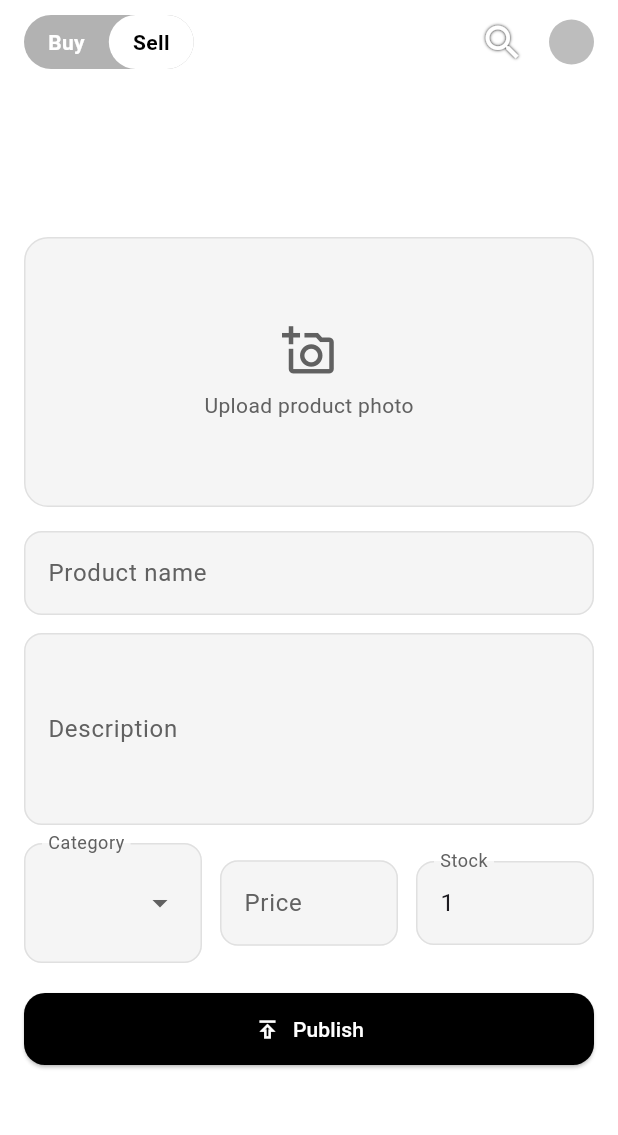
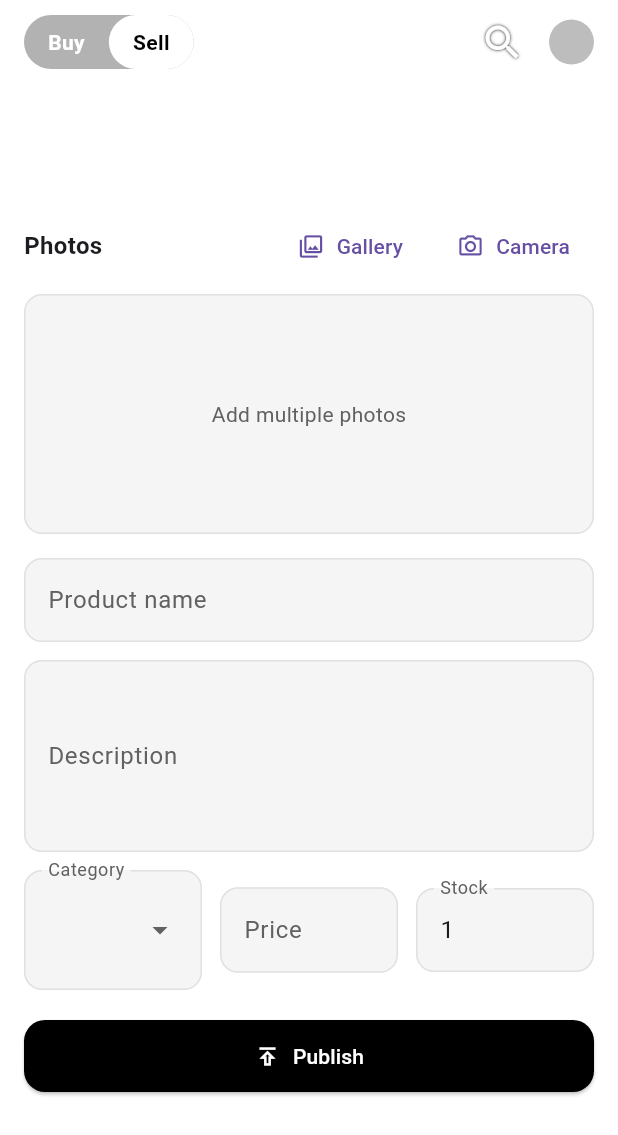
Before and after one commit to TharGuu/MuanTok, a Flutter app: the ShopScreen screen opened directly, after a tap on "Sell", on a phone screen of 412 x 824 dp. Shown: the top 1135 px of the screen. Run offline on Flutter 3.47's test engine with Material 3 defaults, Android fonts, the light colour scheme and no system bars; our stand-ins replace flutter_dotenv, image_picker, supabase_flutter; accounts and stored records are empty.

Commit message:
change shop_screen and supabase_service

```diff
--- a/lib/screens/shop_screen.dart
+++ b/lib/screens/shop_screen.dart
@@ -4,7 +4,7 @@ import 'package:flutter/material.dart';
 import 'package:flutter/services.dart';
 import 'package:image_picker/image_picker.dart';
 
-import '../services/supabase_service.dart'; // ensure this file exists
+import '../services/supabase_service.dart';
 
 class ShopScreen extends StatefulWidget {
   const ShopScreen({super.key});
@@ -18,15 +18,14 @@ class _ShopScreenState extends State<ShopScreen> {
 
   @override
   Widget build(BuildContext context) {
-    final safeArea = MediaQuery.of(context).padding;
+    final safe = MediaQuery.of(context).padding;
 
     return Scaffold(
       backgroundColor: Colors.white,
       body: Stack(
         children: [
-          // --- 1) Main Content
           Positioned.fill(
-            top: safeArea.top + 64,
+            top: safe.top + 64,
             child: AnimatedSwitcher(
               duration: const Duration(milliseconds: 200),
               child: selectedTab == 'Buy'
@@ -37,12 +36,18 @@ class _ShopScreenState extends State<ShopScreen> {
                   try {
                     final userId = SupabaseService.requireUserId();
 
-                    final imageUrl = await SupabaseService.uploadProductImage(
-                      bytes: product.imageBytes,
-                      fileName: product.imageName,
+                    // Build batch uploads
+                    final toUpload = product.images
+                        .map((e) => ImageToUpload(bytes: e.bytes, fileName: e.name))
+                        .toList();
+
+                    // Upload all images
+                    final urls = await SupabaseService.uploadProductImages(
+                      images: toUpload,
                       userId: userId,
                     );
 
+                    // Insert product with multiple image URLs
                     final inserted = await SupabaseService.insertProduct(
                       sellerId: userId,
                       name: product.name,
@@ -50,16 +55,16 @@ class _ShopScreenState extends State<ShopScreen> {
                       category: product.category,
                       price: product.price,
                       stock: product.stock,
-                      imageUrl: imageUrl,
+                      imageUrls: urls,
                     );
 
-                    if (mounted) {
+                    if (context.mounted) {
                       ScaffoldMessenger.of(context).showSnackBar(
-                        SnackBar(content: Text('✅ ${inserted['name']} listed successfully!')),
+                        SnackBar(content: Text('✅ ${inserted['name']} listed!')),
                       );
                     }
                   } catch (e) {
-                    if (mounted) {
+                    if (context.mounted) {
                       ScaffoldMessenger.of(context).showSnackBar(
                         SnackBar(content: Text('❌ $e')),
                       );
@@ -70,15 +75,14 @@ class _ShopScreenState extends State<ShopScreen> {
             ),
           ),
 
-          // --- 2) Top Bar (Buy/Sell, Search, Profile) — same capsule style
+          // Top bar (Buy/Sell toggle + Search + Profile)
           Positioned(
-            top: safeArea.top + 10,
+            top: safe.top + 10,
             left: 16,
             right: 16,
             child: Row(
               mainAxisAlignment: MainAxisAlignment.spaceBetween,
               children: [
-                // Capsule toggle (dark translucent like home_screen)
                 Container(
                   decoration: BoxDecoration(
                     color: Colors.black.withOpacity(0.3),
@@ -99,15 +103,11 @@ class _ShopScreenState extends State<ShopScreen> {
                     ],
                   ),
                 ),
-
                 Row(
                   children: [
                     const Icon(Icons.search, color: Colors.white, size: 30, shadows: [Shadow(blurRadius: 2)]),
                     const SizedBox(width: 16),
-                    CircleAvatar(
-                      radius: 15,
-                      backgroundColor: Colors.grey.shade400,
-                    ),
+                    CircleAvatar(radius: 15, backgroundColor: Colors.grey.shade400),
                   ],
                 ),
               ],
@@ -149,19 +149,22 @@ class _BuyPlaceholder extends StatelessWidget {
   @override
   Widget build(BuildContext context) {
     return const Center(
-      child: Text(
-        '🛒 Browse Items to Buy',
-        style: TextStyle(color: Colors.black, fontSize: 18, fontWeight: FontWeight.w600),
-      ),
+      child: Text('🛒 Browse Items to Buy',
+          style: TextStyle(color: Colors.black, fontSize: 18, fontWeight: FontWeight.w600)),
     );
   }
 }
 
-/* -------------------------------- SELL FORM -------------------------------- */
+/* ------------------------------- SELL FORM -------------------------------- */
+
+class PickedImage {
+  final Uint8List bytes;
+  final String name; // keep extension for MIME
+  PickedImage(this.bytes, this.name);
+}
 
 class ProductInput {
-  final Uint8List imageBytes;
-  final String imageName;
+  final List<PickedImage> images;
   final String name;
   final String description;
   final String category;
@@ -169,8 +172,7 @@ class ProductInput {
   final int stock;
 
   ProductInput({
-    required this.imageBytes,
-    required this.imageName,
+    required this.images,
     required this.name,
     required this.description,
     required this.category,
@@ -197,19 +199,14 @@ class _SellFormState extends State<SellForm> {
   final _stockCtrl = TextEditingController(text: '1');
 
   final _picker = ImagePicker();
-  Uint8List? _imageBytes;
-  String? _imageName;
+  final List<PickedImage> _images = [];
 
   String? _category;
   final _categories = const [
     'Electronics',
     'Fashion',
     'Beauty',
-    'Home & Living',
-    'Toys & Hobbies',
     'Sports',
-    'Automotive',
-    'Pets',
     'Other',
   ];
 
@@ -224,61 +221,50 @@ class _SellFormState extends State<SellForm> {
     super.dispose();
   }
 
-  Future<void> _pickImage() async {
+  Future<void> _addFromGallery() async {
     try {
-      final src = await showModalBottomSheet<ImageSource>(
-        context: context,
-        backgroundColor: Colors.white,
-        shape: const RoundedRectangleBorder(
-          borderRadius: BorderRadius.vertical(top: Radius.circular(16)),
-        ),
-        builder: (context) => SafeArea(
-          child: Column(
-            mainAxisSize: MainAxisSize.min,
-            children: [
-              ListTile(
-                leading: const Icon(Icons.photo_library),
-                title: const Text('Gallery'),
-                onTap: () => Navigator.pop(context, ImageSource.gallery),
-              ),
-              ListTile(
-                leading: const Icon(Icons.photo_camera),
-                title: const Text('Camera'),
-                onTap: () => Navigator.pop(context, ImageSource.camera),
-              ),
-              const SizedBox(height: 8),
-            ],
-          ),
-        ),
-      );
-      if (src == null) return;
-
-      // image_picker handles runtime permission prompts when needed.
-      final picked = await _picker.pickImage(
-        source: src,
-        imageQuality: 85,
-        maxWidth: 2000,
-      );
-      if (picked == null) return;
-
-      final bytes = await picked.readAsBytes();
-      if (bytes.isEmpty) {
-        throw StateError('Picked image is empty.');
+      final files = await _picker.pickMultiImage(imageQuality: 85, maxWidth: 2000);
+      if (files.isEmpty) return;
+      for (final f in files) {
+        final bytes = await f.readAsBytes();
+        if (bytes.isEmpty) continue;
+        _images.add(PickedImage(bytes, f.name));
       }
-
-      setState(() {
-        _imageBytes = bytes;
-        _imageName = picked.name; // keep extension for correct MIME
-      });
+      setState(() {});
     } catch (e) {
       if (!mounted) return;
-      ScaffoldMessenger.of(context).showSnackBar(SnackBar(content: Text('Image pick failed: $e')));
+      ScaffoldMessenger.of(context).showSnackBar(SnackBar(content: Text('Gallery pick failed: $e')));
     }
   }
 
+  Future<void> _addFromCamera() async {
+    try {
+      final f = await _picker.pickImage(source: ImageSource.camera, imageQuality: 85, maxWidth: 2000);
+      if (f == null) return;
+      final bytes = await f.readAsBytes();
+      if (bytes.isEmpty) return;
+      setState(() => _images.add(PickedImage(bytes, f.name)));
+    } catch (e) {
+      if (!mounted) return;
+      ScaffoldMessenger.of(context).showSnackBar(SnackBar(content: Text('Camera failed: $e')));
+    }
+  }
+
+  void _removeAt(int index) {
+    setState(() => _images.removeAt(index));
+  }
+
+  void _openFullScreen(int startIndex) {
+    Navigator.of(context).push(
+      MaterialPageRoute(
+        builder: (_) => FullscreenGallery(images: _images, initialIndex: startIndex),
+      ),
+    );
+  }
+
   Future<void> _submit() async {
-    if (_imageBytes == null) {
-      ScaffoldMessenger.of(context).showSnackBar(const SnackBar(content: Text('Please upload a product photo.')));
+    if (_images.isEmpty) {
+      ScaffoldMessenger.of(context).showSnackBar(const SnackBar(content: Text('Please add product photos.')));
       return;
     }
     if (_formKey.currentState?.validate() != true) return;
@@ -287,8 +273,7 @@ class _SellFormState extends State<SellForm> {
     final stock = int.tryParse(_stockCtrl.text.trim()) ?? 0;
 
     final product = ProductInput(
-      imageBytes: _imageBytes!,
-      imageName: _imageName ?? 'product_${DateTime.now().millisecondsSinceEpoch}.jpg',
+      images: List.unmodifiable(_images),
       name: _nameCtrl.text.trim(),
       description: _descCtrl.text.trim(),
       category: _category ?? 'Other',
@@ -301,10 +286,9 @@ class _SellFormState extends State<SellForm> {
       await widget.onSubmit(product);
 
       if (!mounted) return;
-      // Reset form after success
+      // reset form
       setState(() {
-        _imageBytes = null;
-        _imageName = null;
+        _images.clear();
         _nameCtrl.clear();
         _descCtrl.clear();
         _priceCtrl.clear();
@@ -326,46 +310,68 @@ class _SellFormState extends State<SellForm> {
           key: _formKey,
           child: Column(
             children: [
-              // Image picker
-              GestureDetector(
-                onTap: _pickImage,
-                child: Container(
-                  height: 180,
-                  width: double.infinity,
+              // Photos header + add buttons
+              Row(
+                children: [
+                  const Text('Photos', style: TextStyle(fontSize: 16, fontWeight: FontWeight.w600)),
+                  const Spacer(),
+                  TextButton.icon(
+                    onPressed: _addFromGallery,
+                    icon: const Icon(Icons.photo_library_outlined),
+                    label: const Text('Gallery'),
+                  ),
+                  const SizedBox(width: 8),
+                  TextButton.icon(
+                    onPressed: _addFromCamera,
+                    icon: const Icon(Icons.photo_camera_outlined),
+                    label: const Text('Camera'),
+                  ),
+                ],
+              ),
+              const SizedBox(height: 8),
+
+              // Grid of thumbnails (tap to view full, long-press to remove)
+              if (_images.isEmpty)
+                Container(
+                  height: 160,
+                  alignment: Alignment.center,
                   decoration: BoxDecoration(
                     color: Colors.grey.shade100,
-                    borderRadius: BorderRadius.circular(16),
+                    borderRadius: BorderRadius.circular(12),
                     border: Border.all(color: Colors.grey.shade300),
                   ),
-                  child: _imageBytes == null
-                      ? Column(
-                    mainAxisAlignment: MainAxisAlignment.center,
-                    children: [
-                      Icon(Icons.add_a_photo_outlined, color: Colors.grey.shade700, size: 36),
-                      const SizedBox(height: 8),
-                      Text('Upload product photo', style: TextStyle(color: Colors.grey.shade700)),
-                    ],
-                  )
-                      : ClipRRect(
-                    borderRadius: BorderRadius.circular(16),
-                    child: Image.memory(
-                      _imageBytes!,
-                      fit: BoxFit.cover,
-                      width: double.infinity,
-                      height: double.infinity,
-                    ),
+                  child: Text('Add multiple photos', style: TextStyle(color: Colors.grey.shade700)),
+                )
+              else
+                GridView.builder(
+                  shrinkWrap: true,
+                  physics: const NeverScrollableScrollPhysics(),
+                  itemCount: _images.length,
+                  gridDelegate: const SliverGridDelegateWithFixedCrossAxisCount(
+                    crossAxisCount: 3, mainAxisSpacing: 8, crossAxisSpacing: 8,
                   ),
+                  itemBuilder: (context, i) {
+                    final p = _images[i];
+                    return GestureDetector(
+                      onTap: () => _openFullScreen(i),
+                      onLongPress: () => _removeAt(i),
+                      child: ClipRRect(
+                        borderRadius: BorderRadius.circular(10),
+                        child: Image.memory(p.bytes, fit: BoxFit.cover),
+                      ),
+                    );
+                  },
                 ),
-              ),
+
               const SizedBox(height: 16),
 
+              // Form fields
               _LightInput(
                 controller: _nameCtrl,
                 label: 'Product name',
                 validator: (v) => (v == null || v.trim().isEmpty) ? 'Product name is required' : null,
               ),
               const SizedBox(height: 12),
-
               _LightInput(
                 controller: _descCtrl,
                 label: 'Description',
@@ -392,9 +398,7 @@ class _SellFormState extends State<SellForm> {
                       label: 'Price',
                       prefixText: '฿ ',
                       keyboardType: const TextInputType.numberWithOptions(decimal: true),
-                      inputFormatters: [
-                        FilteringTextInputFormatter.allow(RegExp(r'^\d+\.?\d{0,2}')),
-                      ],
+                      inputFormatters: [FilteringTextInputFormatter.allow(RegExp(r'^\d+\.?\d{0,2}'))],
                       validator: (v) {
                         final val = double.tryParse((v ?? '').trim());
                         if (val == null) return 'Enter a number';
@@ -409,9 +413,7 @@ class _SellFormState extends State<SellForm> {
                       controller: _stockCtrl,
                       label: 'Stock',
                       keyboardType: TextInputType.number,
-                      inputFormatters: [
-                        FilteringTextInputFormatter.digitsOnly,
-                      ],
+                      inputFormatters: [FilteringTextInputFormatter.digitsOnly],
                       validator: (v) {
                         final val = int.tryParse((v ?? '').trim());
                         if (val == null) return 'Enter stock';
@@ -442,6 +444,52 @@ class _SellFormState extends State<SellForm> {
               ),
             ],
           ),
+        ),
+      ),
+    );
+  }
+}
+
+/* ----------------------------- Fullscreen viewer ---------------------------- */
+
+class FullscreenGallery extends StatefulWidget {
+  final List<PickedImage> images;
+  final int initialIndex;
+
+  const FullscreenGallery({super.key, required this.images, this.initialIndex = 0});
+
+  @override
+  State<FullscreenGallery> createState() => _FullscreenGalleryState();
+}
+
+class _FullscreenGalleryState extends State<FullscreenGallery> {
+  late final PageController _ctrl = PageController(initialPage: widget.initialIndex);
+
+  @override
+  Widget build(BuildContext context) {
+    return Scaffold(
+      backgroundColor: Colors.black,
+      body: SafeArea(
+        child: Stack(
+          children: [
+            PageView.builder(
+              controller: _ctrl,
+              itemCount: widget.images.length,
+              itemBuilder: (_, i) => InteractiveViewer(
+                minScale: 0.5,
+                maxScale: 4,
+                child: Center(child: Image.memory(widget.images[i].bytes, fit: BoxFit.contain)),
+              ),
+            ),
+            Positioned(
+              top: 8,
+              left: 8,
+              child: IconButton(
+                icon: const Icon(Icons.close, color: Colors.white),
+                onPressed: () => Navigator.pop(context),
+              ),
+            ),
+          ],
         ),
       ),
     );
@@ -536,10 +584,7 @@ class _LightDropdown extends FormField<String> {
             value: state.value,
             isExpanded: true,
             items: items
-                .map((e) => DropdownMenuItem<String>(
-              value: e,
-              child: Text(e),
-            ))
+                .map((e) => DropdownMenuItem<String>(value: e, child: Text(e)))
                 .toList(),
             onChanged: (val) {
               state.didChange(val);
--- a/lib/services/supabase_service.dart
+++ b/lib/services/supabase_service.dart
@@ -5,8 +5,17 @@ import 'package:supabase_flutter/supabase_flutter.dart';
 
 /// Configure names used across your app.
 class _Config {
-  static const String storageBucket = 'products'; // your Storage bucket name
-  static const String productsTable = 'products'; // your DB table name
+  static const String storageBucket = 'products';  // Storage bucket name
+  static const String productsTable = 'products';  // DB table name
+  // If your table doesn't have created_at, change to 'id'
+  static const String defaultOrderBy = 'created_at';
+}
+
+/// A simple DTO for batch uploads.
+class ImageToUpload {
+  final Uint8List bytes;
+  final String fileName; // keep extension for proper MIME
+  ImageToUpload({required this.bytes, required this.fileName});
 }
 
 String _mimeFromName(String name) {
@@ -16,6 +25,10 @@ String _mimeFromName(String name) {
   if (n.endsWith('.heic')) return 'image/heic';
   if (n.endsWith('.jpeg') || n.endsWith('.jpg')) return 'image/jpeg';
   return 'application/octet-stream';
+}
+
+String _objectPath({required String userId, required String fileName}) {
+  return 'users/$userId/${DateTime.now().millisecondsSinceEpoch}_$fileName';
 }
 
 class SupabaseService {
@@ -32,37 +45,33 @@ class SupabaseService {
     return uid;
   }
 
-  /// Uploads product image bytes to Storage and returns a **public URL**.
-  ///
-  /// Make sure your Storage bucket is set to **Public** (or switch to signed URLs).
+  /* ---------------------------------------------------------------------- */
+  /*                               UPLOADS                                  */
+  /* ---------------------------------------------------------------------- */
+
+  /// Upload a single image and return its public URL (for Public bucket)
   static Future<String> uploadProductImage({
     required Uint8List bytes,
     required String fileName,
     required String userId,
   }) async {
-    final path = 'users/$userId/${DateTime.now().millisecondsSinceEpoch}_$fileName';
+    final path = _objectPath(userId: userId, fileName: fileName);
     final contentType = _mimeFromName(fileName);
 
     try {
       await _client.storage.from(_Config.storageBucket).uploadBinary(
         path,
         bytes,
-        fileOptions: FileOptions(
-          contentType: contentType,
-          upsert: false,
-        ),
+        fileOptions: FileOptions(contentType: contentType, upsert: false),
       );
-
       // Public bucket → return public URL
       final url = _client.storage.from(_Config.storageBucket).getPublicUrl(path);
-      debugPrint('Uploaded to storage: $path → $url');
+      debugPrint('Uploaded: $path → $url');
       return url;
 
-      // If your bucket is PRIVATE, use this instead:
-      // final signedUrl = await _client.storage
-      //     .from(_Config.storageBucket)
-      //     .createSignedUrl(path, 60 * 60);
-      // return signedUrl;
+      // If bucket is PRIVATE, use signed URLs instead:
+      // final signed = await _client.storage.from(_Config.storageBucket).createSignedUrl(path, 3600);
+      // return signed;
     } on StorageException catch (e, st) {
       debugPrint('Storage upload failed: ${e.message}\n$st');
       throw StateError('Upload failed: ${e.message}');
@@ -72,9 +81,28 @@ class SupabaseService {
     }
   }
 
-  /// Inserts a product row and returns the inserted row (map).
-  ///
-  /// Schema fields: seller_id, name, description, category, price, stock, image_url
+  /// Upload **multiple** images and return their URLs in order.
+  static Future<List<String>> uploadProductImages({
+    required List<ImageToUpload> images,
+    required String userId,
+  }) async {
+    final urls = <String>[];
+    for (final img in images) {
+      final url = await uploadProductImage(
+        bytes: img.bytes,
+        fileName: img.fileName,
+        userId: userId,
+      );
+      urls.add(url);
+    }
+    return urls;
+  }
+
+  /* ---------------------------------------------------------------------- */
+  /*                                INSERTS                                 */
+  /* ---------------------------------------------------------------------- */
+
+  /// Insert a product with **multiple** image URLs into `image_urls` (text[]).
   static Future<Map<String, dynamic>> insertProduct({
     required String sellerId,
     required String name,
@@ -82,25 +110,26 @@ class SupabaseService {
     required String category,
     required double price,
     required int stock,
-    required String imageUrl,
+    required List<String> imageUrls, // <-- multiple
   }) async {
     try {
-      final rows = await _client
-          .from(_Config.productsTable)
-          .insert({
+      final payload = {
         'seller_id': sellerId,
         'name': name,
         'description': description,
         'category': category,
         'price': price,
         'stock': stock,
-        'image_url': imageUrl,
-      })
+        'image_urls': imageUrls, // <-- array column in DB
+      };
+      debugPrint('Insert payload keys: ${payload.keys.toList()}');
+
+      final rows = await _client
+          .from(_Config.productsTable)
+          .insert(payload)
           .select()
           .limit(1);
-      final row = rows.first as Map<String, dynamic>;
-      debugPrint('Inserted product: $row');
-      return row;
+      return rows.first as Map<String, dynamic>;
     } on PostgrestException catch (e, st) {
       debugPrint('Insert failed: ${e.message}\n$st');
       throw StateError('Insert failed: ${e.message}');
@@ -110,22 +139,42 @@ class SupabaseService {
     }
   }
 
-  // ---------------------------------------------------------------------------
-  // Optional helpers (nice for your Buy tab or admin tools)
-  // ---------------------------------------------------------------------------
+  /// Convenience: insert with a **single** image URL (wraps into a list).
+  static Future<Map<String, dynamic>> insertProductSingle({
+    required String sellerId,
+    required String name,
+    required String description,
+    required String category,
+    required double price,
+    required int stock,
+    required String imageUrl, // single
+  }) {
+    return insertProduct(
+      sellerId: sellerId,
+      name: name,
+      description: description,
+      category: category,
+      price: price,
+      stock: stock,
+      imageUrls: [imageUrl], // wrap
+    );
+  }
 
-  /// Returns latest products (public browse).
+  /* ---------------------------------------------------------------------- */
+  /*                               QUERIES                                  */
+  /* ---------------------------------------------------------------------- */
+
+  /// Browse products (optionally filter by category).
   static Future<List<Map<String, dynamic>>> listProducts({
     int limit = 20,
     int offset = 0,
-    String? category, // filter by category if provided
-    String orderBy = 'created_at',
+    String? category,
+    String orderBy = _Config.defaultOrderBy,
     bool ascending = false,
   }) async {
     try {
       final table = _client.from(_Config.productsTable);
 
-      // Build query in branches to avoid assigning different builder types.
       List<dynamic> rows;
       if (category != null && category.isNotEmpty) {
         rows = await table
@@ -150,11 +199,11 @@ class SupabaseService {
     }
   }
 
-  /// Deletes a product by id.
-  /// (If you also want to delete the image from Storage, store the object path separately.)
-  static Future<void> deleteProduct({
-    required String productId,
-  }) async {
+  /* ---------------------------------------------------------------------- */
+  /*                                 DELETE                                  */
+  /* ---------------------------------------------------------------------- */
+
+  static Future<void> deleteProduct({required String productId}) async {
     try {
       await _client.from(_Config.productsTable).delete().eq('id', productId);
     } on PostgrestException catch (e, st) {
```
